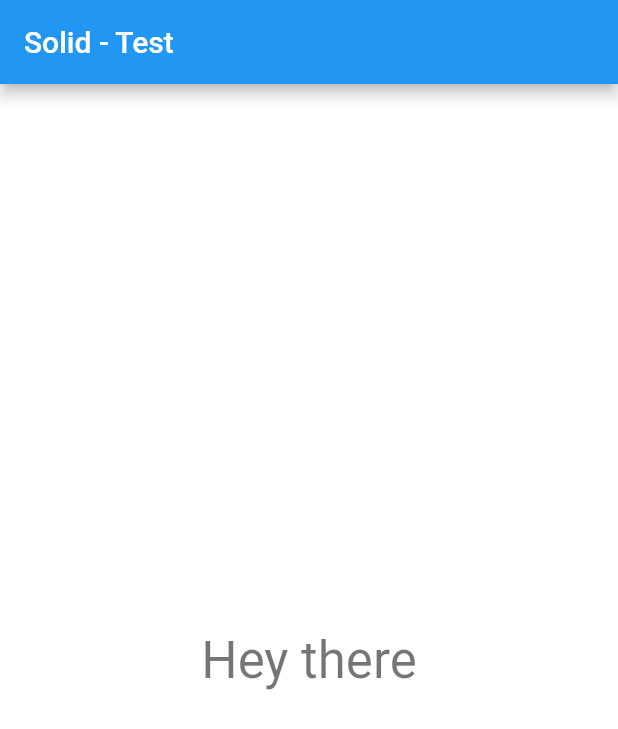
After one commit to BrunoSantosCosta/solid-test, a Flutter app: the screen it shows after launch, on a phone screen of 412 x 824 dp. The commit adds this screen. Shown: the top 729 px of the screen. Run offline on Flutter 3.47's test engine with Material 2 defaults, Android fonts, the phone set to English and light mode, and no system bars; our stand-ins replace flutter_mobx, mobx, shared_preferences; generated files the repository leaves out were written again.

Commit message:
Building shared preferes to save last color before the user exits the app

```diff
--- a/lib/components/background_color.dart
+++ b/lib/components/background_color.dart
@@ -2,25 +2,39 @@
 
 import 'package:flutter/material.dart';
 import 'package:flutter_mobx/flutter_mobx.dart';
+import 'package:solid_test/components/title_center.dart';
+import 'package:solid_test/services/prefs_service.dart';
 import 'package:solid_test/states/color.state.dart';
+import 'package:solid_test/components/color_extension.dart';
 
-class BackgroundColor extends StatelessWidget {
+class BackgroundColor extends StatefulWidget {
   const BackgroundColor({
     Key? key,
   }) : super(key: key);
+
+  @override
+  State<BackgroundColor> createState() => _BackgroundColorState();
+}
+
+class _BackgroundColorState extends State<BackgroundColor> {
+
+  @override
+  void initState() {
+    PrefsService.searchData().then((value) {
+      setState(() {
+        color.newHex = value;
+      });
+    });
+    super.initState();
+  }
 
   @override
   Widget build(BuildContext context) {
     return Observer(
       builder: (_) {
         return Container(
-          color: color.newColor,
-          child: Center(
-            child: Text(
-              'Hey there',
-              style: Theme.of(context).textTheme.headline4,
-            ),
-          ),
+          color: color.newHex != null ? '${color.newHex}'.toColor() : Colors.white,
+          child: const TitleCenter(),
         );
       },
     );
--- /dev/null
+++ b/lib/components/title_center.dart
@@ -0,0 +1,17 @@
+import 'package:flutter/material.dart';
+
+class TitleCenter extends StatelessWidget {
+  const TitleCenter({
+    Key? key,
+  }) : super(key: key);
+
+  @override
+  Widget build(BuildContext context) {
+    return Center(
+      child: Text(
+        'Hey there',
+        style: Theme.of(context).textTheme.headline4,
+      ),
+    );
+  }
+}
--- a/lib/main.dart
+++ b/lib/main.dart
@@ -10,7 +10,6 @@ class MyApp extends StatelessWidget {
   const MyApp({super.key});
 
   @override
-  @override
   Widget build(BuildContext context) {
     return MaterialApp(
       debugShowCheckedModeBanner: false,
--- a/lib/screens/home_screen.dart
+++ b/lib/screens/home_screen.dart
@@ -13,7 +13,7 @@ class HomeScreen extends StatelessWidget {
   Widget build(BuildContext context) {
     return GestureDetector(
       onTap: () => {
-        color.changeColor(),
+        color.generateRandomHexColor(),
       },
       child: Scaffold(
         appBar: AppBar(
--- /dev/null
+++ b/lib/services/prefs_service.dart
@@ -0,0 +1,16 @@
+import 'package:shared_preferences/shared_preferences.dart';
+String? lastColor;
+
+class PrefsService {
+ static const String _key = 'key';
+ static save(String color) async {
+   var prefs = await SharedPreferences.getInstance();
+   prefs.setString(_key, color);
+  }
+
+  static searchData() async {
+    var prefs = await SharedPreferences.getInstance();
+    String? stringValue = prefs.getString(_key);
+    return stringValue;
+  }
+}
--- a/pubspec.yaml
+++ b/pubspec.yaml
@@ -12,6 +12,9 @@ dependencies:
   cupertino_icons: ^1.0.2
   mobx: ^2.1.3+1
   flutter_mobx: ^2.0.6+5
+  shared_preferences: ^2.0.17
+
+
 dev_dependencies:
   flutter_test:
     sdk: flutter
```
Also changed, not shown: lib/components/color_extension.dart (added, +11 -0 lines), lib/states/color.state.dart (+13 -19 lines), lib/states/color.state.g.dart, pubspec.lock, 1 other file.
